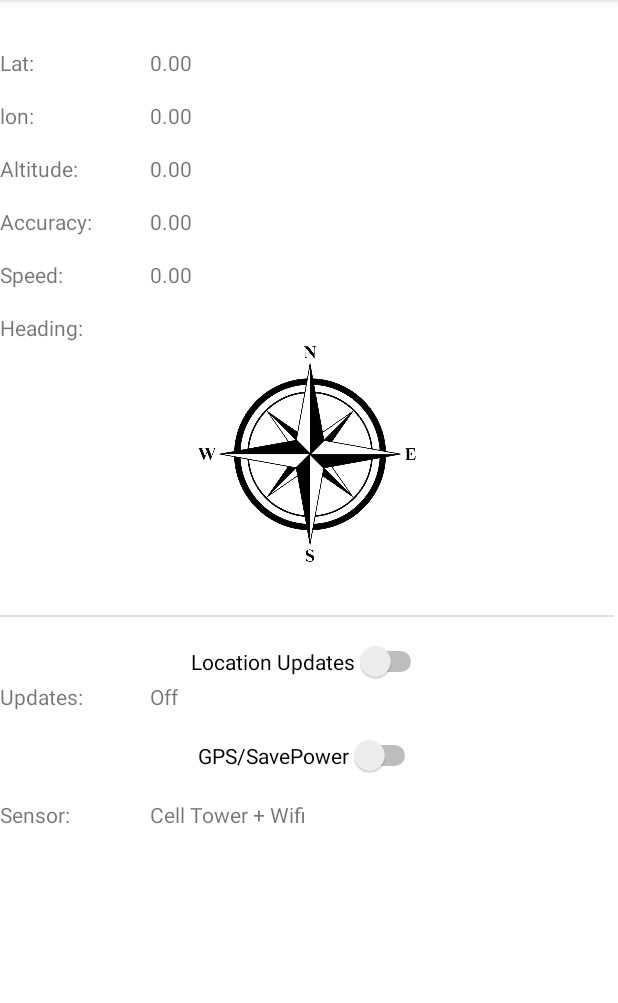
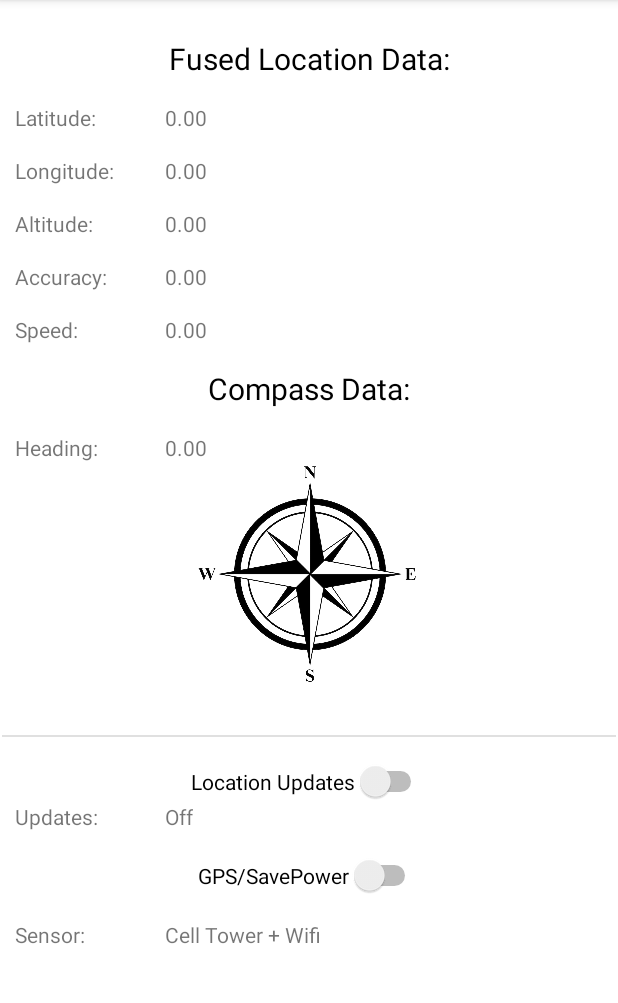
Before and after one commit to Nick-Vyvyan/ar-tour-guide, an Android app: the screen it shows after launch (GpsActivity), on a phone screen of 412 x 824 dp, the part 84-1087 px from its top. Run offline under Robolectric (Android 15) with nearby library versions, the phone set to English and light mode, and no system bars.

Commit message:
update app UI

```diff
--- a/Project/app/src/main/res/layout/activity_gps.xml
+++ b/Project/app/src/main/res/layout/activity_gps.xml
@@ -4,32 +4,47 @@
     xmlns:tools="http://schemas.android.com/tools"
     android:layout_width="match_parent"
     android:layout_height="match_parent"
-    tools:context=".MainActivity">
+    tools:context=".MainActivity"
+    >
+
+    <TextView
+        android:id="@+id/tv_fusedheaing"
+        android:layout_width="wrap_content"
+        android:layout_height="wrap_content"
+        android:text="Fused Location Data:"
+        android:textColor="@color/black"
+        android:textSize="20dp"
+        android:layout_marginTop="25dp"
+        app:layout_constraintEnd_toEndOf="parent"
+        app:layout_constraintStart_toStartOf="parent"
+        app:layout_constraintTop_toTopOf="parent" />
 
     <TextView
         android:id="@+id/tv_labellat"
         android:layout_width="100dp"
         android:layout_height="wrap_content"
-        android:layout_marginTop="32dp"
-        android:text="Lat:"
+        android:layout_marginTop="16dp"
+        android:layout_marginLeft="10dp"
+        android:text="Latitude:"
         app:layout_constraintStart_toStartOf="parent"
-        app:layout_constraintTop_toTopOf="parent" />
+        app:layout_constraintTop_toBottomOf="@+id/tv_fusedheaing" />
 
     <TextView
         android:id="@+id/tv_lat"
         android:layout_width="wrap_content"
         android:layout_height="wrap_content"
-        android:layout_marginTop="32dp"
+        android:layout_marginTop="16dp"
         android:text="0.00"
         app:layout_constraintStart_toEndOf="@+id/tv_labellat"
-        app:layout_constraintTop_toTopOf="parent" />
+        app:layout_constraintTop_toBottomOf="@+id/tv_fusedheaing" />
 
     <TextView
         android:id="@+id/tv_labellon"
         android:layout_width="100dp"
         android:layout_height="wrap_content"
         android:layout_marginTop="16dp"
-        android:text="lon:"
+        android:layout_marginLeft="10dp"
+        android:text="Longitude:"
         app:layout_constraintStart_toStartOf="parent"
         app:layout_constraintTop_toBottomOf="@+id/tv_labellat" />
 
@@ -47,6 +62,7 @@
         android:layout_width="100dp"
         android:layout_height="wrap_content"
         android:layout_marginTop="16dp"
+        android:layout_marginLeft="10dp"
         android:text="Altitude:"
         app:layout_constraintStart_toStartOf="parent"
         app:layout_constraintTop_toBottomOf="@+id/tv_labellon" />
@@ -64,6 +80,7 @@
         android:layout_width="100dp"
         android:layout_height="wrap_content"
         android:layout_marginTop="16dp"
+        android:layout_marginLeft="10dp"
         android:text="Accuracy:"
         app:layout_constraintStart_toStartOf="parent"
         app:layout_constraintTop_toBottomOf="@+id/tv_labelaltitude" />
@@ -81,6 +98,7 @@
         android:layout_width="100dp"
         android:layout_height="wrap_content"
         android:layout_marginTop="16dp"
+        android:layout_marginLeft="10dp"
         android:text="Speed:"
         app:layout_constraintStart_toStartOf="parent"
         app:layout_constraintTop_toBottomOf="@+id/tv_labelaccuracy" />
@@ -98,6 +116,7 @@
         android:layout_width="100dp"
         android:layout_height="wrap_content"
         android:layout_marginTop="16dp"
+        android:layout_marginLeft="10dp"
         android:text="Sensor:"
         app:layout_constraintStart_toStartOf="parent"
         app:layout_constraintTop_toBottomOf="@+id/sw_gps" />
@@ -115,6 +134,7 @@
         android:layout_width="100dp"
         android:layout_height="wrap_content"
         android:text="Updates:"
+        android:layout_marginLeft="10dp"
         app:layout_constraintStart_toStartOf="parent"
         app:layout_constraintTop_toBottomOf="@+id/sw_locationsupdates" />
 
@@ -148,9 +168,22 @@
         app:layout_constraintTop_toBottomOf="@+id/tv_labelupdates" />
 
     <TextView
+        android:id="@+id/tv_compassheading"
+        android:layout_width="wrap_content"
+        android:layout_height="wrap_content"
+        android:text="Compass Data:"
+        android:textColor="@color/black"
+        android:textSize="20dp"
+        android:layout_marginTop="16dp"
+        app:layout_constraintEnd_toEndOf="parent"
+        app:layout_constraintStart_toStartOf="parent"
+        app:layout_constraintTop_toBottomOf="@+id/tv_labelspeed" />
+
+    <TextView
         android:id="@+id/tv_heading"
         android:layout_width="wrap_content"
         android:layout_height="wrap_content"
+        android:text="0.00"
         app:layout_constraintStart_toEndOf="@+id/tv_lblheading"
         app:layout_constraintTop_toTopOf="@+id/tv_lblheading" />
 
@@ -158,10 +191,11 @@
         android:id="@+id/tv_lblheading"
         android:layout_width="100dp"
         android:layout_height="wrap_content"
+        android:layout_marginLeft="10dp"
         android:layout_marginTop="16dp"
         android:text="Heading:"
         app:layout_constraintStart_toStartOf="parent"
-        app:layout_constraintTop_toBottomOf="@+id/tv_labelspeed" />
+        app:layout_constraintTop_toBottomOf="@+id/tv_compassheading" />
 
     <ImageView
         android:id="@+id/iv_compass"
@@ -178,7 +212,8 @@
         android:layout_height="1dp"
         android:layout_marginTop="32dp"
         android:background="?android:attr/listDivider"
-        app:layout_constraintTop_toBottomOf="@+id/iv_compass"
-        tools:layout_editor_absoluteX="1dp" />
+        app:layout_constraintEnd_toEndOf="parent"
+        app:layout_constraintStart_toStartOf="parent"
+        app:layout_constraintTop_toBottomOf="@+id/iv_compass" />
 
 </androidx.constraintlayout.widget.ConstraintLayout>
```
Also changed, not shown: 1 other file.
